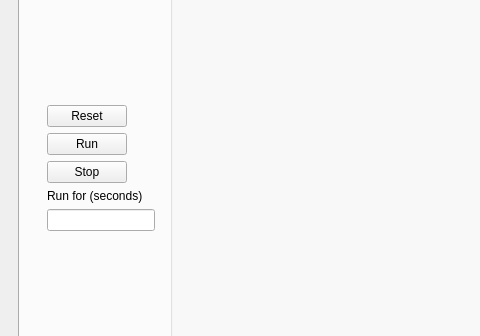
Qt form moose/trunk/pymoose/gui/moose_gui.ui (physicalist/ncbs-moose) before a commit; both pictures show x 0 to 480 and y 148 to 484 of the 689 by 611 pixel window.
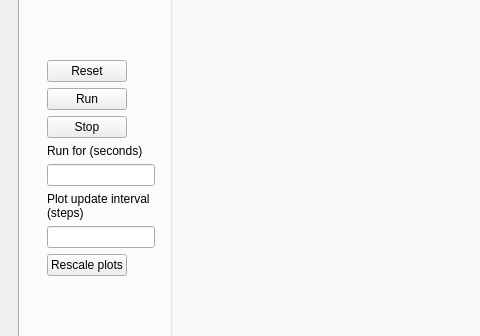
The same form after that commit. The open tabs and pages were chosen to show the change. Custom widgets are drawn as their Qt base class.

Patch:
```diff
--- a/moose/trunk/pymoose/gui/moose_gui.ui
+++ b/moose/trunk/pymoose/gui/moose_gui.ui
@@ -178,6 +178,45 @@
                    </property>
                   </widget>
                  </item>
+                 <item>
+                  <widget class="QLabel" name="plotUpdateIntervalLabel" >
+                   <property name="sizePolicy" >
+                    <sizepolicy vsizetype="Fixed" hsizetype="Fixed" >
+                     <horstretch>0</horstretch>
+                     <verstretch>0</verstretch>
+                    </sizepolicy>
+                   </property>
+                   <property name="text" >
+                    <string>Plot update interval (steps)</string>
+                   </property>
+                   <property name="wordWrap" >
+                    <bool>true</bool>
+                   </property>
+                  </widget>
+                 </item>
+                 <item>
+                  <widget class="QLineEdit" name="plotUpdateIntervalLineEdit" >
+                   <property name="sizePolicy" >
+                    <sizepolicy vsizetype="Fixed" hsizetype="Fixed" >
+                     <horstretch>0</horstretch>
+                     <verstretch>0</verstretch>
+                    </sizepolicy>
+                   </property>
+                  </widget>
+                 </item>
+                 <item>
+                  <widget class="QPushButton" name="rescalePlotsPushButton" >
+                   <property name="sizePolicy" >
+                    <sizepolicy vsizetype="Fixed" hsizetype="Fixed" >
+                     <horstretch>0</horstretch>
+                     <verstretch>0</verstretch>
+                    </sizepolicy>
+                   </property>
+                   <property name="text" >
+                    <string>Rescale plots</string>
+                   </property>
+                  </widget>
+                 </item>
                 </layout>
                </widget>
               </item>
```
Left out of the diff: 4 changed lines with no effect on the pictures.
